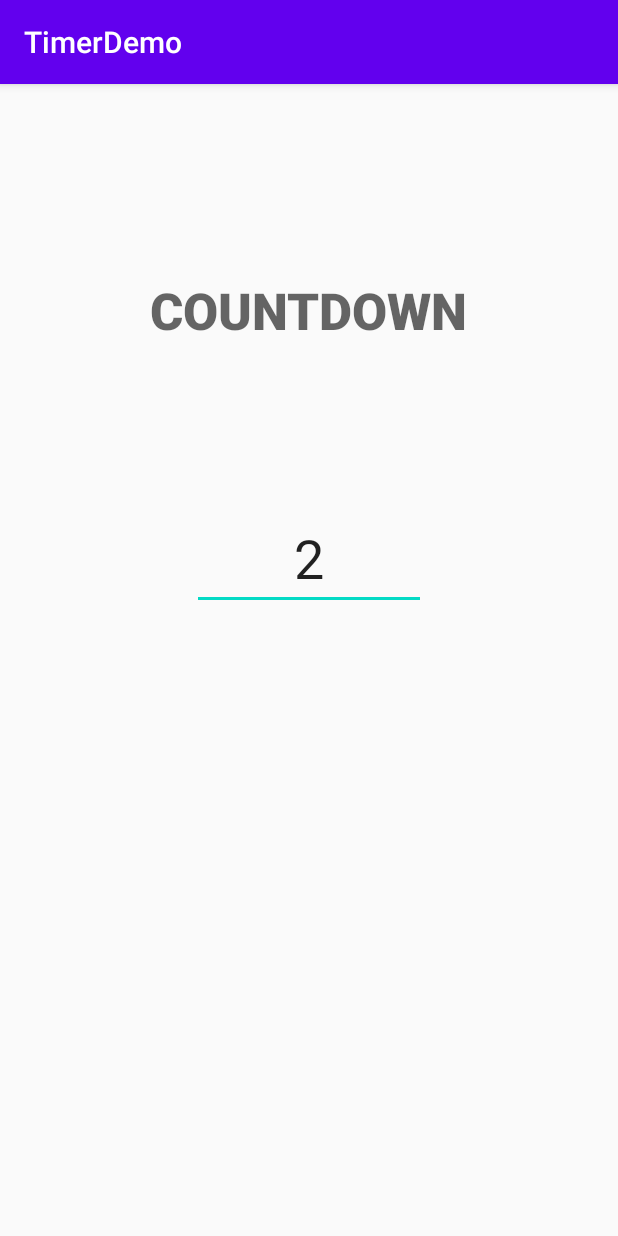
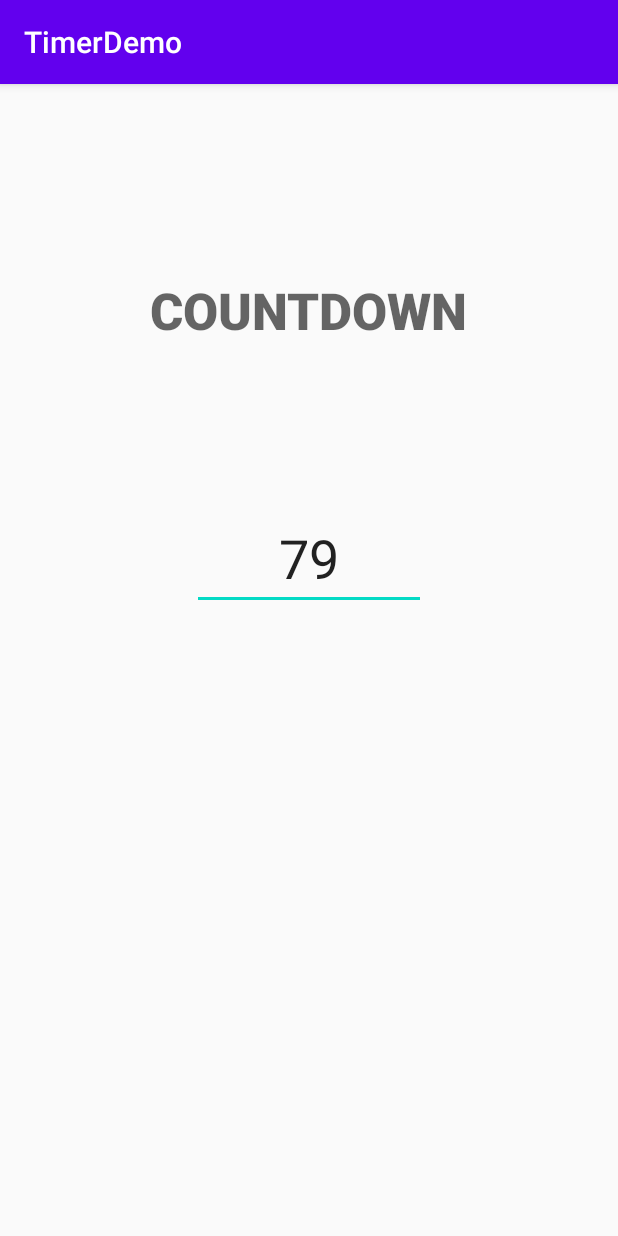
Before and after one commit to jrforbes24/androidProject, an Android app: the first screen one second after launch (MainActivity), on a phone screen of 412 x 824 dp. Run offline under Robolectric (Android 15) with nearby library versions, the phone set to English and light mode, and no system bars.

Commit message:
Implimented a timer in two different ways.

```diff
--- a/TimerDemo/app/src/main/java/com/example/timerdemo/MainActivity.java
+++ b/TimerDemo/app/src/main/java/com/example/timerdemo/MainActivity.java
@@ -3,7 +3,9 @@ package com.example.timerdemo;
 import androidx.appcompat.app.AppCompatActivity;
 
 import android.os.Bundle;
+import android.os.CountDownTimer;
 import android.os.Handler;
+import android.view.View;
 import android.widget.TextView;
 
 public class MainActivity extends AppCompatActivity {
@@ -15,6 +17,9 @@ public class MainActivity extends AppCompatActivity {
         setContentView(R.layout.activity_main);
 //        Get the timerDisplay field.
         final TextView textView = (TextView) findViewById(R.id.timerDisplay);
+        final TextView labelView = (TextView) findViewById(R.id.textLabel);
+
+        /*
 //        Creating a handler
         final Handler handler = new Handler();
 //        Creating a runnable
@@ -28,6 +33,20 @@ public class MainActivity extends AppCompatActivity {
         };
 // set the handler to run
         handler.post(runnable);
+         */
+
+      new CountDownTimer(10000, 100) {
+          public void onTick(long milliSecondsUntilDone) {
+            textView.setText(Long.toString(milliSecondsUntilDone / 100 ));
+          }
+
+          @Override
+          public void onFinish() {
+             textView.setVisibility(View.GONE);
+             labelView.setVisibility(View.GONE);
+          }
+      }.start();
+
 
     }
 }
```
